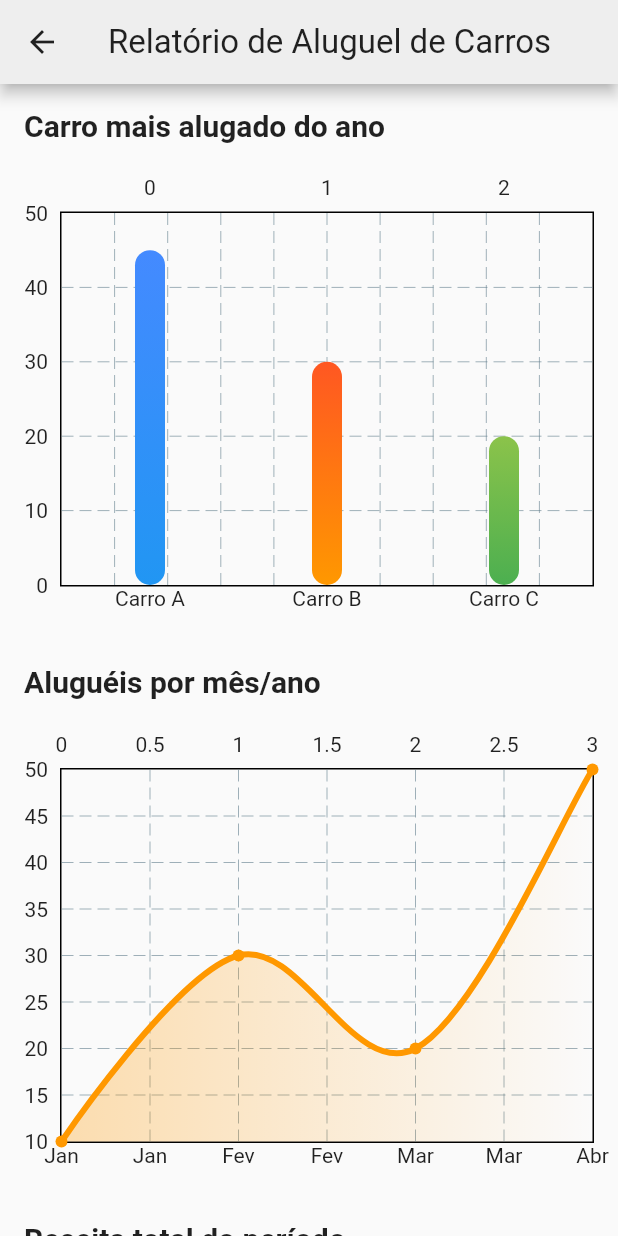
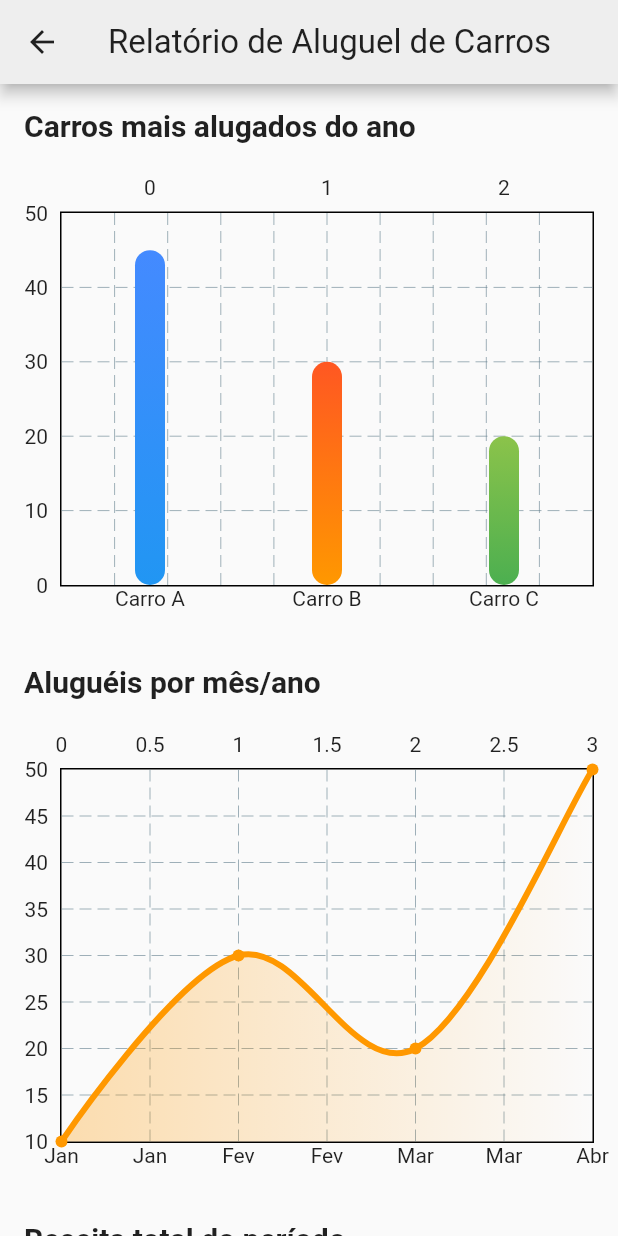
Before and after one commit to DouglaSantos777/ConnectCar, a Flutter app: the HistoricoScreen screen opened directly, on a phone screen of 412 x 824 dp. Run offline on Flutter 3.47's test engine with Material 3 defaults, Android fonts, the phone set to English and light mode, and no system bars; drawn by our look-alikes of fl_chart.

Commit message:
refactor: remoção de importações inutilizadas

```diff
--- a/lib/screens/adicionar_carro_screen.dart
+++ b/lib/screens/adicionar_carro_screen.dart
@@ -1,6 +1,5 @@
 import 'package:connectcar/widgets/formulario/botao_cadastro.dart';
 import 'package:connectcar/widgets/formulario/formulario_descricao.dart';
-import 'package:connectcar/widgets/formulario/formulario_imagem.dart';
 import 'package:connectcar/widgets/formulario/formulario_numerico.dart';
 import 'package:connectcar/widgets/formulario/formulario_preco.dart';
 import 'package:connectcar/widgets/formulario/formulario_texto.dart';
--- a/lib/screens/carros_screen.dart
+++ b/lib/screens/carros_screen.dart
@@ -1,4 +1,3 @@
-import 'package:connectcar/widgets/alugueis/orcamento.dart';
 import 'package:connectcar/widgets/carros_widgets/secao_carros_alug.dart';
 import 'package:connectcar/widgets/carros_widgets/secao_carros_disp.dart';
 import 'package:flutter/material.dart';
--- a/lib/screens/detalhes_carro_screen.dart
+++ b/lib/screens/detalhes_carro_screen.dart
@@ -1,4 +1,3 @@
-import 'package:connectcar/widgets/alugueis/orcamento.dart';
 import 'package:connectcar/widgets/carros_widgets/card_informacoes_carro.dart';
 import 'package:flutter/material.dart';
 
--- a/lib/screens/historico_screen.dart
+++ b/lib/screens/historico_screen.dart
@@ -2,7 +2,6 @@ import 'package:connectcar/widgets/graficos/grafico_barras.dart';
 import 'package:connectcar/widgets/graficos/grafico_linhas.dart';
 import 'package:connectcar/widgets/graficos/grafico_pizza.dart';
 import 'package:flutter/material.dart';
-import 'package:fl_chart/fl_chart.dart';
 
 class HistoricoScreen extends StatelessWidget {
   const HistoricoScreen({super.key});
@@ -20,7 +19,7 @@ class HistoricoScreen extends StatelessWidget {
           crossAxisAlignment: CrossAxisAlignment.start,
           children: [
             Text(
-              'Carro mais alugado do ano',
+              'Carros mais alugados do ano',
               style: TextStyle(fontSize: 20, fontWeight: FontWeight.bold),
             ),
             SizedBox(height: 16),
--- a/lib/widgets/carros_widgets/card_informacoes_carro.dart
+++ b/lib/widgets/carros_widgets/card_informacoes_carro.dart
@@ -1,4 +1,3 @@
-import 'package:connectcar/screens/realizar_aluguel_screen.dart';
 import 'package:connectcar/widgets/alugueis/orcamento.dart';
 import 'package:flutter/material.dart';
 
```
